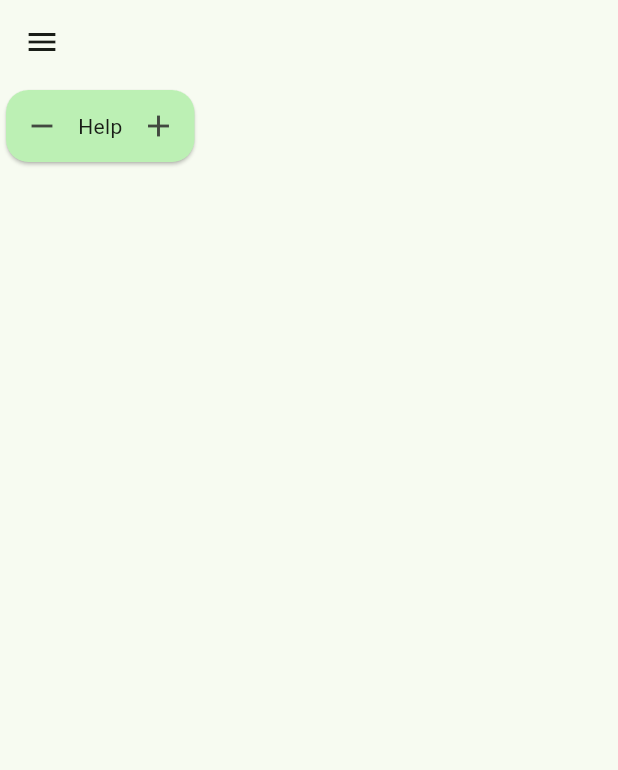
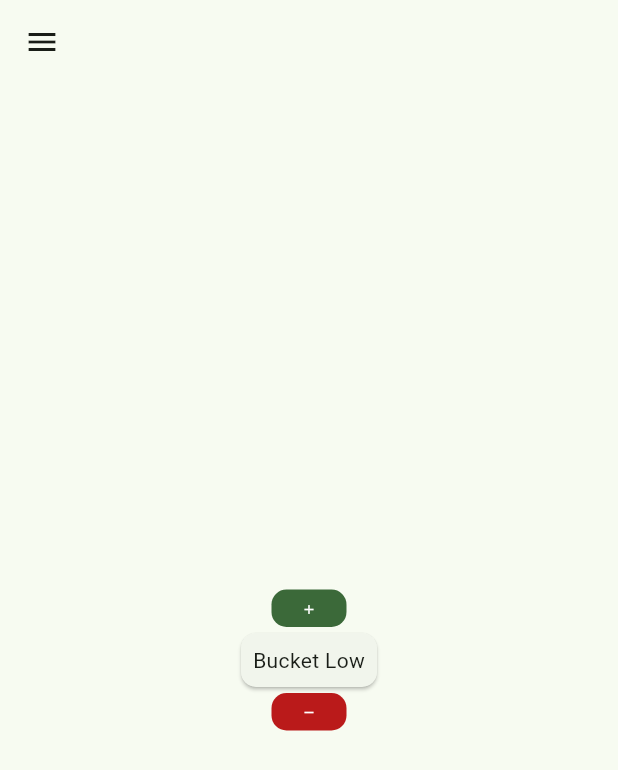
Before and after one commit to Wheezenog/Scouting-App, a Flutter app: the FieldScoutingPage screen opened by its route, on a phone screen of 412 x 824 dp. Shown: the top 770 px of the screen. Run offline on Flutter 3.47's test engine with Material 3 defaults, Android fonts, the phone set to English and light mode, and no system bars; our stand-ins replace logger, syncfusion_flutter_charts; generated files the repository leaves out were written again.

Commit message:
new button

```diff
--- a/scoutingapp/lib/src/features/scouting_buttons/scouting_buttons.dart
+++ b/scoutingapp/lib/src/features/scouting_buttons/scouting_buttons.dart
@@ -40,68 +40,66 @@ class ScoutingButton extends StatelessWidget {
 
   @override
   Widget build(BuildContext context) {
-    return Card(
-      color: Theme.of(context).colorScheme.primaryContainer,
-      shape: const RoundedRectangleBorder(
-          borderRadius: BorderRadius.all(Radius.circular(15))),
-      child: Row(
+    return SizedBox(
+      width: 100,
+      height: 110,
+      child: Column(
         mainAxisAlignment: MainAxisAlignment.center,
-        mainAxisSize: MainAxisSize.min,
         children: [
-          IconButton(
-      icon: const Icon(Icons.remove),
+          SizedBox(
+            width: 50,
+            height: 25,
+            child: IconButton.filled(
+              onPressed: plusButtonPressed,
               style: IconButton.styleFrom(
                 shape: const RoundedRectangleBorder(
-            borderRadius: BorderRadius.all(Radius.circular(15))),
-      ),
-      onPressed: () {
-        minusButtonPressed();
-      },
-    ),
-          Text(
-            name,
-            style: TextStyle(
-              color: Theme.of(context).colorScheme.onSurface,
-              fontWeight: FontWeight.normal,
+                  borderRadius: BorderRadius.all(Radius.circular(10)),
                 ),
               ),
-         IconButton(
-      icon: const Icon(Icons.add),
+              icon: const Icon(
+                Icons.add,
+                size: 10,
+              ),
+            ),
+          ),
+          InkWell(
+            onTap: plusButtonPressed,
+            child: Card(
+              shape: const RoundedRectangleBorder(
+                  borderRadius: BorderRadius.all(Radius.circular(10))),
+              semanticContainer: true,
+              child: Padding(
+                padding: const EdgeInsets.all(8.0),
+                child: FittedBox(
+                    fit: BoxFit.fitWidth,
+                    child: Flexible(
+                      child: Text(
+                        name,
+                        textAlign: TextAlign.center,
+                      ),
+                    )),
+              ),
+            ),
+          ),
+          SizedBox(
+            width: 50,
+            height: 25,
+            child: IconButton.filled(
+              onPressed: minusButtonPressed,
               style: IconButton.styleFrom(
+                backgroundColor: Theme.of(context).colorScheme.error,
                 shape: const RoundedRectangleBorder(
-            borderRadius: BorderRadius.all(Radius.circular(15))),
+                    borderRadius: BorderRadius.all(Radius.circular(10))),
               ),
-      onPressed: () {
-        plusButtonPressed();
-      },
+              icon: const Icon(
+                Icons.remove,
+                size: 10,
+                color: Colors.white,
               ),
+            ),
+          )
         ],
       ),
     );
   }
 }
-
-class CustomCheckBox extends StatefulWidget {
-  const CustomCheckBox({super.key, required this.name});
-  final String name;
-  @override
-  State<CustomCheckBox> createState() => _CustomCheckBoxState();
-}
-
-late bool isChecked;
-
-class _CustomCheckBoxState extends State<CustomCheckBox> {
-  @override
-  Widget build(BuildContext context) {
-    return Row(children: [
-      Text(widget.name),
-      Checkbox(
-          value: isChecked,
-          onChanged: (bool? value) {
-            setState(() {
-              isChecked = value!;
-            });
-          })
-    ]);
-  }
-}
--- a/scoutingapp/lib/src/pages/field_scouting.dart
+++ b/scoutingapp/lib/src/pages/field_scouting.dart
@@ -28,9 +28,7 @@ String currentFileName = '';
 class _FieldScoutingPageState extends State<FieldScoutingPage> {
   @override
   Widget build(BuildContext context) {
-    dataMap.addAll(Scoring.autoScoringMethods);
-    dataMap.addAll(Scoring.teleopScoringMethods);
-    dataMap.addAll(Scoring.endGameScoringMethods);
+    dataMap.addAll(Scoring.allTimeScoringMethods);
     return Scaffold(
         appBar: AppBar(
             leading: Builder(
@@ -45,12 +43,22 @@ class _FieldScoutingPageState extends State<FieldScoutingPage> {
             ),
             title: Text(currentFileName)),
         drawer: const Sidebar(), // Custom made drawer class.
-        body: ScoutingButton(
-            context: context,
-            name: 'Help',
-            pointValue: 5,
-            minusButtonPressed: () {},
-            plusButtonPressed: () {})
+        body: SizedBox(
+          width: double.infinity,
+          height: double.infinity,
+          child: Center(
+            child: ScoutingButton(
+                context: context,
+                name: 'Bucket Low',
+                pointValue: 5,
+                minusButtonPressed: () {
+                  log.d('minus button pressed');
+                },
+                plusButtonPressed: () {
+                  log.d('plus button pressed');
+                }),
+          ),
+        )
         // generateButtonsFromMap(context, dataMap),
         );
   }
--- a/scoutingapp/lib/src/util/app_data.dart
+++ b/scoutingapp/lib/src/util/app_data.dart
@@ -1,3 +1,3 @@
 class AppData {
-  static bool currentlyScouting = false;
+  static bool currentlyScouting = true;
 }
--- a/scoutingapp/lib/src/util/scoring.dart
+++ b/scoutingapp/lib/src/util/scoring.dart
@@ -1,31 +1,19 @@
 class Scoring {
-  // NOTE: These values will be set as the names of the buttons that will be used when scouting, make sure to name buttons appropriately.
-  // NOTE: Make sure to also change the point values assigned to each scoring method in that respective list.
-  //
-  // This class stores the data for the names of the scoring methods and their respective point values.
-  // Change the strings inside these lists to match the scoring methods for this years game.
-  // The point values will be next to the name of the scoring method change them to match this years game.
-  // For one time objectives such as leaving the starting zone or scoring coopertition points, put those and their point values into the one time objectives map below the respective game period.
-
-  // Here you will adjust the ways to score in the autonomous period of the game.
-  static Map<String, int> autoScoringMethods = {
-    'Amp Note': 2,
-    'Speaker Note': 5
+  static Map<String, int> allTimeScoringMethods = {
+    'Net': 1,
+    'Clip Low': 1,
+    'Clip High': 1,
+    'Bucket Low': 1,
+    'Bucket High': 1,
   };
 
-  // NOTE: While teams can leave in auto, it doesn't count if they do it more than once, so i place that scoring option in this map instead.
   static Map<String, int> autoOneTimeObjectives = {'Leave': 2};
-
-  // Here you will adjust the ways to score in the teleoperated period of the game.
-  // NOTE: for actions teams can do that have no given point value, set the point value to be 0. For example, amplification(2024 crescendo)
   static Map<String, int> teleopScoringMethods = {
     'Amp Note': 1,
     'Speaker Note (not amplified)': 2,
     'Speaker note (amplified)': 5,
   };
 
-  // Adjust this map to account for one time actions during teleop.
-  static Map<String, int> teleopOneTimeObjectives = {'Coopertition': 0};
 
   // Here you will adjust the ways to score in the endgame period.
   static Map<String, int> endGameScoringMethods = {
```
Lines whose indentation alone changed are shown as unchanged.
